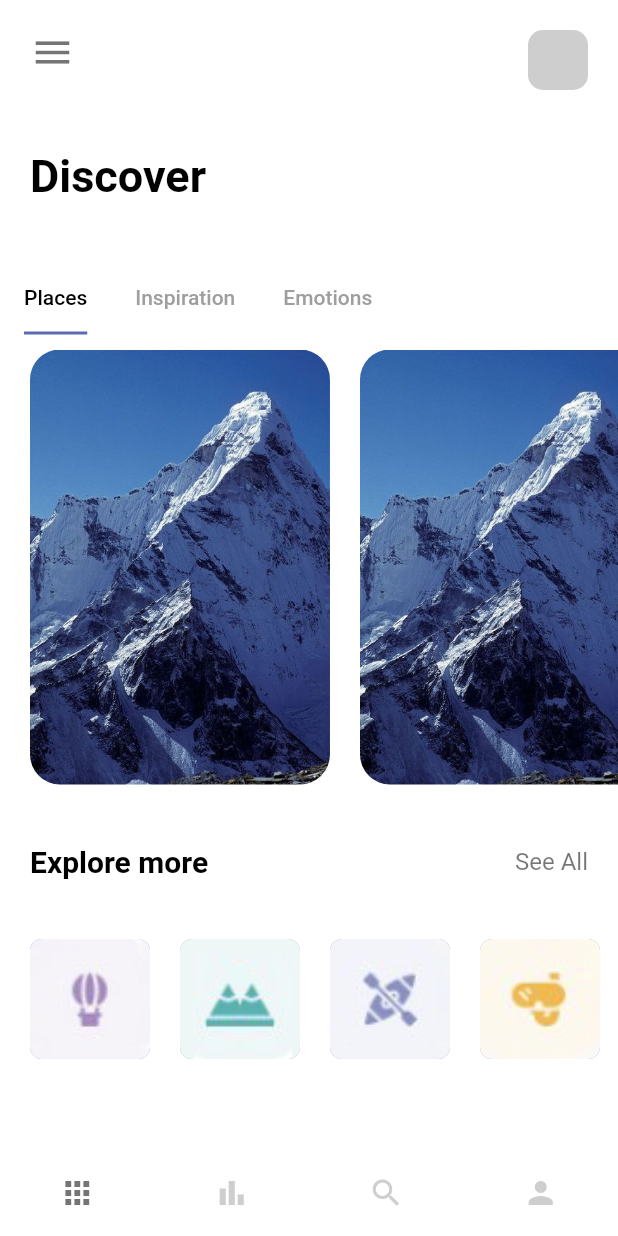
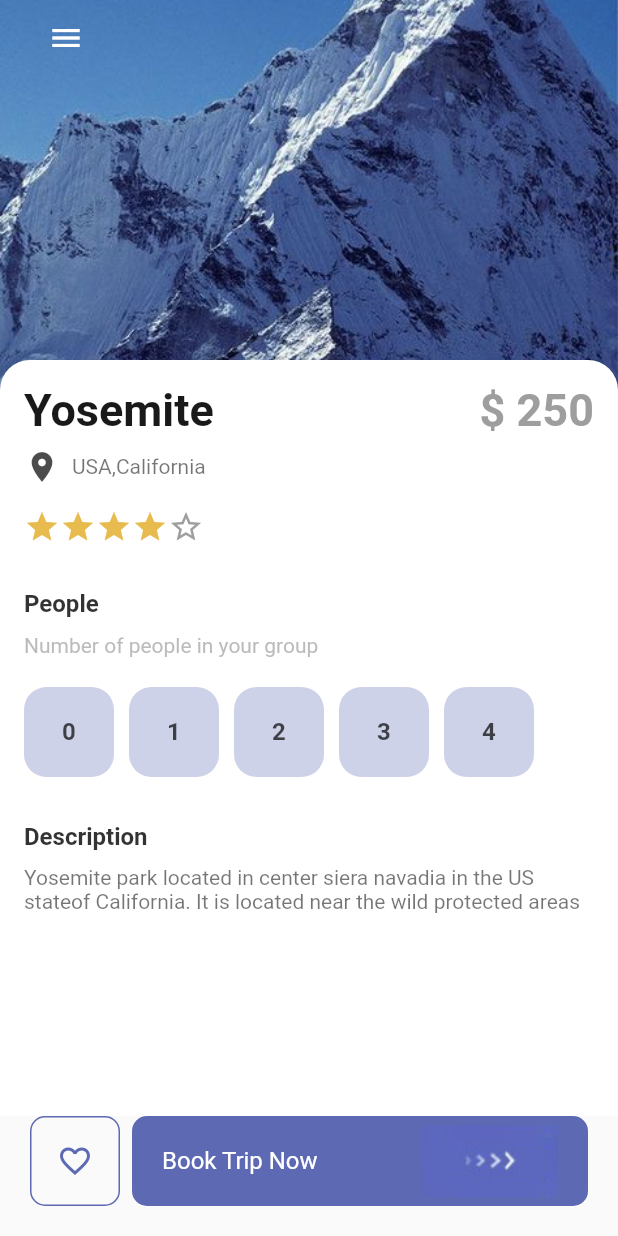
Before and after one commit to ahmedElsarag/travel, a Flutter app: the screen it shows after launch, on a phone screen of 412 x 824 dp. Run offline on Flutter 3.47's test engine with Material 2 defaults, Android fonts, the phone set to English and light mode, and no system bars; missing offline and left inert: dart:html.

Commit message:
create detail page

```diff
--- a/lib/main.dart
+++ b/lib/main.dart
@@ -1,4 +1,5 @@
 import 'package:flutter/material.dart';
+import 'package:travel/pages/details_page.dart';
 import 'package:travel/pages/standard_page.dart';
 import 'package:travel/pages/welcom_page.dart';
 
@@ -19,7 +20,7 @@ class MyApp extends StatelessWidget {
 
           primarySwatch: Colors.blue,
         ),
-        home: StanderdPage()
+        home: DetailsPage()
     );
   }
 }
--- /dev/null
+++ b/lib/pages/details_page.dart
@@ -0,0 +1,198 @@
+import 'dart:html';
+
+import 'package:flutter/material.dart';
+import 'package:travel/misc/colors.dart';
+import 'package:travel/widgets/app_large_text.dart';
+import 'package:travel/widgets/app_text.dart';
+import 'package:travel/widgets/responsive_button.dart';
+
+class DetailsPage extends StatefulWidget {
+  const DetailsPage({Key? key}) : super(key: key);
+
+  @override
+  State<DetailsPage> createState() => _DetailsPageState();
+}
+
+class _DetailsPageState extends State<DetailsPage> {
+  @override
+  Widget build(BuildContext context) {
+    return Scaffold(
+      body: Container(
+        width: double.maxFinite,
+        height: double.maxFinite,
+        child: Stack(
+          children: [
+            Positioned(
+                child: Container(
+              width: double.maxFinite,
+              height: 350,
+              decoration: BoxDecoration(
+                  image: DecorationImage(
+                      image: AssetImage('img/mountain.jpeg'),
+                      fit: BoxFit.cover)),
+            )),
+            Positioned(
+              left: 20,
+              height: 50,
+              child: Container(
+                child: Row(
+                  children: [
+                    IconButton(
+                      onPressed: () {},
+                      icon: Icon(Icons.menu),
+                      color: Colors.white,
+                    ),
+                  ],
+                ),
+              ),
+            ),
+            Positioned(
+                top: 240,
+                child: Container(
+                  width: MediaQuery.of(context).size.width,
+                  height: MediaQuery.of(context).size.height - 320,
+                  decoration: BoxDecoration(
+                    borderRadius: BorderRadius.only(
+                        topLeft: Radius.circular(20),
+                        topRight: Radius.circular(20)),
+                    color: Colors.white,
+                  ),
+                  child: Padding(
+                    padding: const EdgeInsets.all(16.0),
+                    child: SingleChildScrollView(
+                      child: Column(
+                        crossAxisAlignment: CrossAxisAlignment.start,
+                        children: [
+                          Row(
+                            children: [
+                              AppLargeText(
+                                text: 'Yosemite',
+                                color: Colors.black.withOpacity(.9),
+                              ),
+                              Spacer(),
+                              AppLargeText(
+                                text: '\$ 250',
+                                color: Colors.grey,
+                              ),
+                            ],
+                          ),
+                          //location
+                          Padding(
+                            padding: const EdgeInsets.only(top: 8, bottom: 16),
+                            child: Row(
+                              children: [
+                                Icon(
+                                  Icons.location_on,
+                                  color: Colors.black.withOpacity(.7),
+                                ),
+                                Container(
+                                  margin: EdgeInsets.only(left: 8),
+                                  child: AppText(
+                                    text: 'USA,California',
+                                    size: 14,
+                                  ),
+                                )
+                              ],
+                            ),
+                          ),
+                          //stars
+                          Wrap(
+                            children: List.generate(
+                                5,
+                                (index) => Icon(
+                                    index < 4
+                                        ? Icons.star
+                                        : Icons.star_border_outlined,
+                                    color: index < 4
+                                        ? AppColors.starColor
+                                        : Colors.grey)),
+                          ),
+                          SizedBox(height: 30),
+                          AppLargeText(
+                            text: 'People',
+                            size: 16,
+                            color: Colors.black.withOpacity(.8),
+                          ),
+                          SizedBox(
+                            height: 10,
+                          ),
+                          AppText(
+                            text: 'Number of people in your group',
+                            color: Colors.grey.withOpacity(.7),
+                            size: 14,
+                          ),
+                          SizedBox(
+                            height: 20,
+                          ),
+                          //group numbers
+                          Wrap(
+                            children: List.generate(
+                                5,
+                                (index) => Container(
+                                    width: 60,
+                                    height: 60,
+                                    alignment: Alignment.center,
+                                    margin: EdgeInsets.only(right: 10),
+                                    decoration: BoxDecoration(
+                                        borderRadius: BorderRadius.circular(15),
+                                        color: AppColors.mainColor
+                                            .withOpacity(.3)),
+                                    child: AppLargeText(
+                                      text: '$index',
+                                      size: 16,
+                                      color: Colors.black.withOpacity(.7),
+                                    ))),
+                          ),
+                          SizedBox(
+                            height: 30,
+                          ),
+                          //description
+                          AppLargeText(
+                            text: 'Description',
+                            size: 16,
+                            color: Colors.black.withOpacity(.8),
+                          ),
+                          SizedBox(
+                            height: 10,
+                          ),
+                          AppText(
+                            text:
+                                'Yosemite park located in center siera navadia in the US state'
+                                'of California. It is located near the wild protected areas',
+                            size: 14,
+                          ),
+                          SizedBox(height: 100,)
+                        ],
+                      ),
+                    ),
+                  ),
+                )),
+            //buttons
+            Positioned(
+              bottom: 20,
+              left: 20,
+              right: 20,
+              child: Row(
+                children: [
+                  Container(
+                    width: 60,
+                    height: 60,
+                    margin: EdgeInsets.only(right: 8),
+                    alignment: Alignment.center,
+                    decoration: BoxDecoration(
+                        border: Border.all(color: AppColors.mainColor,width: 1.0),
+                        borderRadius: BorderRadius.circular(10)
+                    ),
+                    child: Icon(Icons.favorite_border,color: AppColors.mainColor,),
+                  ),
+                  ResponsiveButton(isResponsive: true,)
+
+                ],
+              ),
+            )
+          ],
+        ),
+      ),
+    );
+  }
+}
--- a/lib/pages/home_page.dart
+++ b/lib/pages/home_page.dart
@@ -23,6 +23,7 @@ class _HomePageState extends State<HomePage> with TickerProviderStateMixin {
   Widget build(BuildContext context) {
     TabController _tabController = TabController(length: 3, vsync: this);
     return SafeArea(
+        child: SingleChildScrollView(
           child: Column(
       crossAxisAlignment: CrossAxisAlignment.start,
       children: [
@@ -154,6 +155,7 @@ class _HomePageState extends State<HomePage> with TickerProviderStateMixin {
                 }),
           ),
       ],
+    ),
         ));
   }
 }
--- a/lib/widgets/responsive_button.dart
+++ b/lib/widgets/responsive_button.dart
@@ -1,26 +1,31 @@
 import 'package:flutter/material.dart';
+import 'package:travel/widgets/app_text.dart';
 
 import '../misc/colors.dart';
 
 class ResponsiveButton extends StatelessWidget {
   bool? isResponsive;
   double? width;
-  ResponsiveButton({Key? key,this.isResponsive=false,this.width}) : super(key: key);
+  ResponsiveButton({Key? key,this.isResponsive=false,this.width=120}) : super(key: key);
 
   @override
   Widget build(BuildContext context) {
-    return Container(
-      width: width,
+    return Flexible(
+      child: Container(
+        padding: isResponsive==true?EdgeInsets.symmetric(vertical: 0,horizontal: 20):EdgeInsets.all(0),
+        width: isResponsive==true?double.maxFinite:width,
         height: 60,
         decoration: BoxDecoration(
           borderRadius: BorderRadius.circular(10),
           color: AppColors.mainColor,
         ),
         child: Row(
-        mainAxisAlignment: MainAxisAlignment.center,
+          mainAxisAlignment: isResponsive==true?MainAxisAlignment.spaceBetween:MainAxisAlignment.center,
           children: [
+            isResponsive==true?AppText(text: 'Book Trip Now',color: Colors.white,):Container(),
             Image.asset('img/button-one.png'),
           ],
+        ),
       ),
     );
   }
```
Lines whose indentation alone changed are shown as unchanged.
